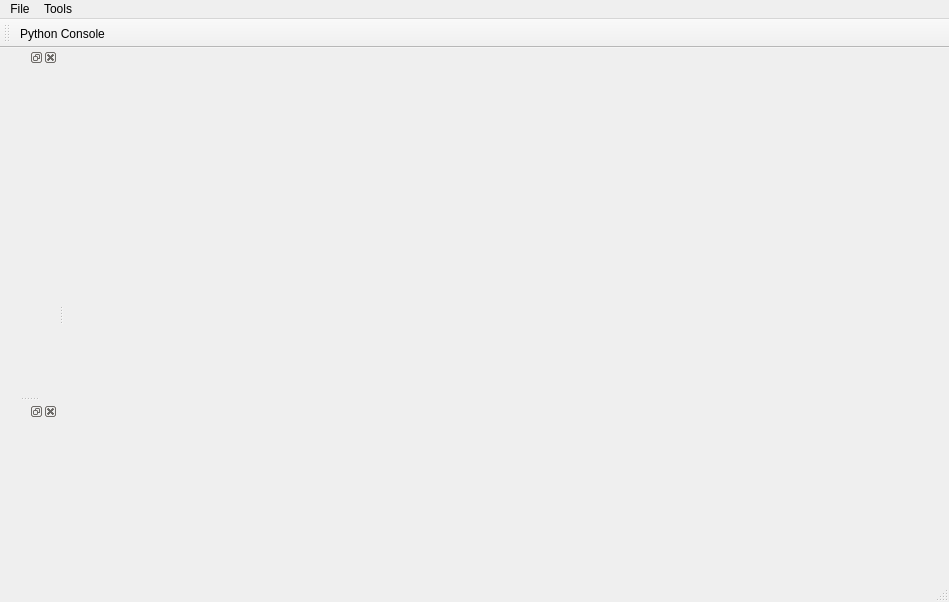
First picture: the form in src/app/ddMainWindow.ui, repository openhumanoids/oh-distro, before the edit.
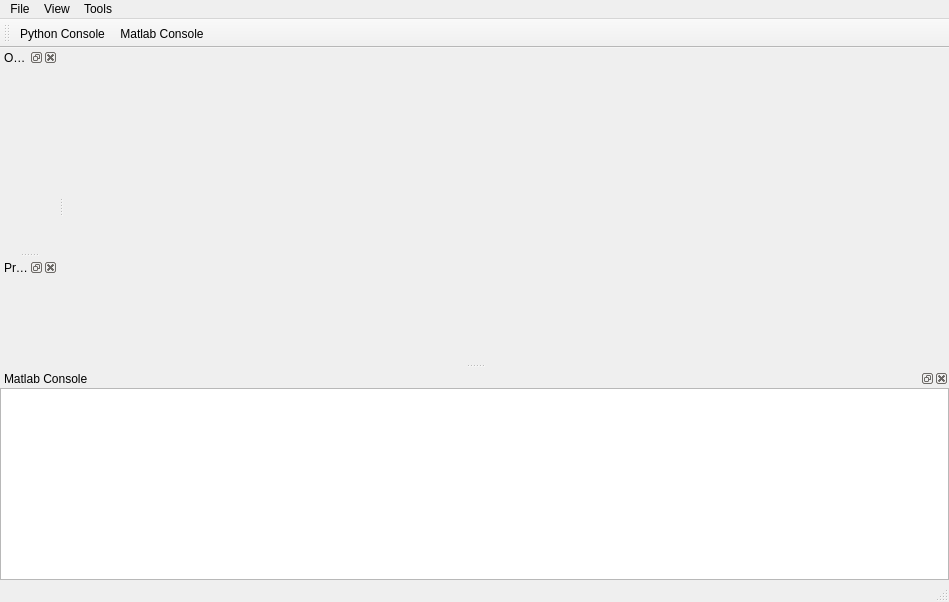
Second picture: the form after the edit. Icons and pictures are not drawn.

Commit message: add spreadsheet view, view menu, and splitter views

What changed in the file:
```diff
--- a/src/app/ddMainWindow.ui
+++ b/src/app/ddMainWindow.ui
@@ -39,11 +39,27 @@
     </property>
     <addaction name="ActionPythonConsole"/>
    </widget>
+   <widget class="QMenu" name="ViewMenu">
+    <property name="title">
+     <string>View</string>
+    </property>
+    <widget class="QMenu" name="ToolBarMenu">
+     <property name="title">
+      <string>Toolbars</string>
+     </property>
+    </widget>
+    <addaction name="separator"/>
+    <addaction name="ToolBarMenu"/>
+   </widget>
    <addaction name="FileMenu"/>
+   <addaction name="ViewMenu"/>
    <addaction name="ToolsMenu"/>
   </widget>
   <widget class="QStatusBar" name="StatusBar"/>
   <widget class="QDockWidget" name="ObjectsDock">
+   <property name="windowTitle">
+    <string>Objects Panel</string>
+   </property>
    <attribute name="dockWidgetArea">
     <number>1</number>
    </attribute>
@@ -62,13 +78,39 @@
     <bool>false</bool>
    </attribute>
    <addaction name="ActionPythonConsole"/>
+   <addaction name="ShowMatlabConsole"/>
   </widget>
   <widget class="QDockWidget" name="PropertiesDock">
+   <property name="windowTitle">
+    <string>Properties Panel</string>
+   </property>
    <attribute name="dockWidgetArea">
     <number>1</number>
    </attribute>
    <widget class="QWidget" name="dockWidgetContents_2"/>
   </widget>
+  <widget class="QDockWidget" name="MatlabConsoleDock">
+   <property name="windowTitle">
+    <string>Matlab Console</string>
+   </property>
+   <attribute name="dockWidgetArea">
+    <number>8</number>
+   </attribute>
+   <widget class="QWidget" name="dockWidgetContents_3">
+    <layout class="QVBoxLayout" name="verticalLayout_2">
+     <property name="margin">
+      <number>0</number>
+     </property>
+     <item>
+      <widget class="QTextEdit" name="textEdit">
+       <property name="readOnly">
+        <bool>true</bool>
+       </property>
+      </widget>
+     </item>
+    </layout>
+   </widget>
+  </widget>
   <action name="ActionQuit">
    <property name="text">
     <string>Quit</string>
@@ -95,6 +137,14 @@
     <enum>Qt::ApplicationShortcut</enum>
    </property>
   </action>
+  <action name="ShowMatlabConsole">
+   <property name="text">
+    <string>Matlab Console</string>
+   </property>
+   <property name="shortcut">
+    <string>Ctrl+M</string>
+   </property>
+  </action>
  </widget>
  <resources>
   <include location="images/resources.qrc"/>
```
Left out of the diff: 2 changed lines with no effect on the pictures. The commit also changes 17 other files.
